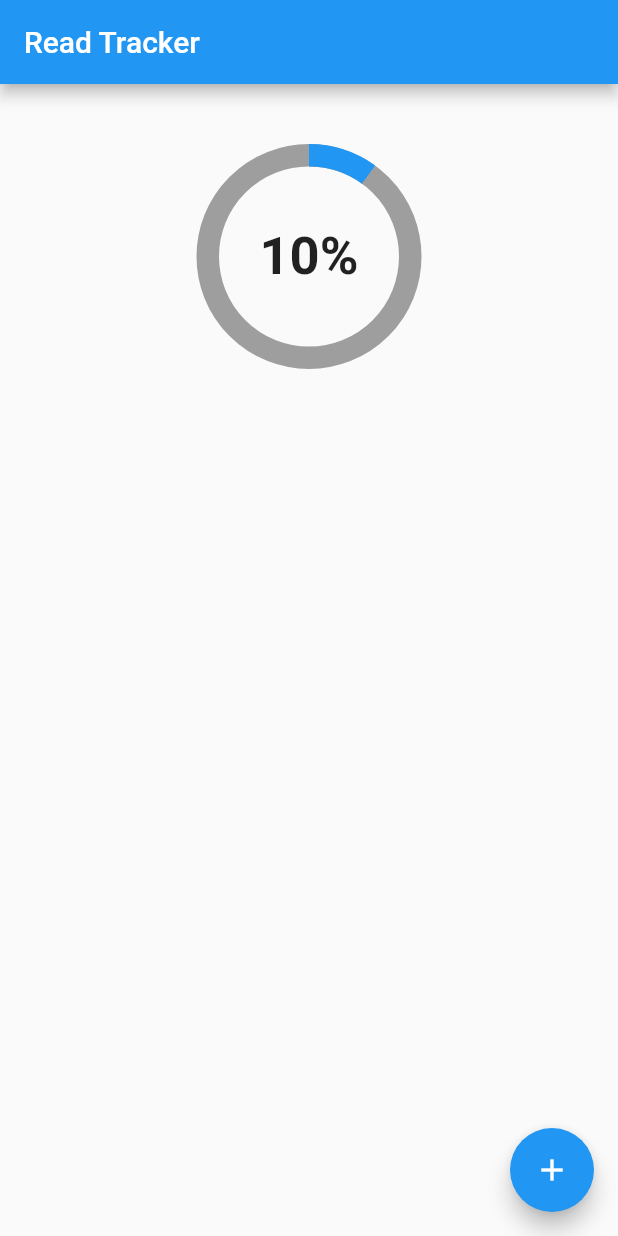
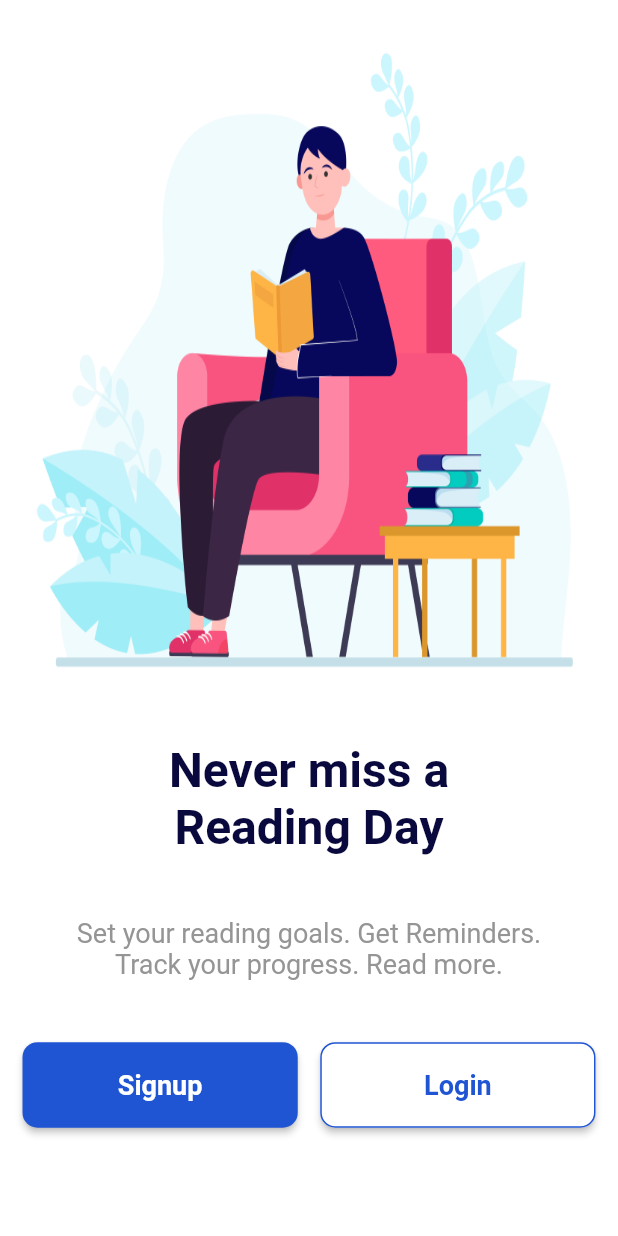
Before and after one commit to iamr-kumar/read-tracker, a Flutter app: the screen it shows after launch, on a phone screen of 412 x 824 dp. Run offline on Flutter 3.47's test engine with Material 2 defaults, Android fonts, the phone set to English and light mode, and no system bars; drawn by our look-alikes of percent_indicator.

Commit message:
Configured project and added welcome screen

```diff
--- /dev/null
+++ b/lib/constants/colors.dart
@@ -0,0 +1,8 @@
+import 'package:flutter/material.dart';
+
+class MyColors {
+  static const Color primaryBlue = Color(0xFF1f54d3);
+  static const Color textBlue = Color(0xFF0A093D);
+  static const Color greyOne = Color(0xFFF1F6F7);
+  static const Color textGrey = Color(0xFF959595);
+}
--- a/lib/main.dart
+++ b/lib/main.dart
@@ -1,5 +1,6 @@
 import 'package:flutter/material.dart';
 import 'package:percent_indicator/circular_percent_indicator.dart';
+import 'package:read_tracker/screens/welcome/welcome.dart';
 
 void main() {
   runApp(const MyApp());
@@ -16,6 +17,7 @@ class MyApp extends StatelessWidget {
       debugShowCheckedModeBanner: false,
       theme: ThemeData(
         primarySwatch: Colors.blue,
+        scaffoldBackgroundColor: Colors.white,
       ),
       home: const HomeScreen(),
     );
@@ -38,37 +40,6 @@ class _HomeScreenState extends State<HomeScreen> {
 
   @override
   Widget build(BuildContext context) {
-    return Scaffold(
-      appBar: AppBar(
-        title: const Text('Read Tracker'),
-      ),
-      body: Column(
-        crossAxisAlignment: CrossAxisAlignment.center,
-        children: [
-          const SizedBox(height: 40),
-          Container(
-            width: double.infinity,
-            alignment: Alignment.center,
-            child: CircularPercentIndicator(
-              radius: 150.0,
-              lineWidth: 15.0,
-              percent: _percent,
-              center: Text(_getPercent() + '%',
-                  style: const TextStyle(
-                      fontSize: 35, fontWeight: FontWeight.bold)),
-              backgroundColor: Colors.grey,
-              progressColor: Colors.blue,
-            ),
-          ),
-        ],
-      ),
-      floatingActionButton: FloatingActionButton(
-        onPressed: () => setState(() {
-          _percent = _percent + 0.1 >= 1.0 ? 0.1 : _percent + 0.1;
-
-        }),
-        child: const Icon(Icons.add),
-      ),
-    );
+    return const WelcomeScreen();
   }
 }
--- /dev/null
+++ b/lib/screens/welcome/welcome.dart
@@ -0,0 +1,81 @@
+import 'package:flutter/material.dart';
+import 'package:read_tracker/constants/colors.dart';
+import 'package:read_tracker/widgets/custom_button.dart';
+
+class WelcomeScreen extends StatelessWidget {
+  const WelcomeScreen({Key? key}) : super(key: key);
+
+  @override
+  Widget build(BuildContext context) {
+    final devHeight = MediaQuery.of(context).size.height;
+
+    return Scaffold(
+      body: SafeArea(
+        child: Column(
+          crossAxisAlignment: CrossAxisAlignment.center,
+          children: [
+            Container(
+              height: devHeight * 0.58,
+              decoration: const BoxDecoration(
+                image: DecorationImage(
+                  image: AssetImage('assets/images/welcome.jpg'),
+                  fit: BoxFit.fill,
+                ),
+              ),
+            ),
+            SizedBox(
+              height: devHeight * 0.02,
+            ),
+            const SizedBox(
+              width: 300,
+              child: Text(
+                'Never miss a Reading Day',
+                textAlign: TextAlign.center,
+                style: TextStyle(
+                    fontWeight: FontWeight.bold,
+                    fontSize: 32,
+                    color: MyColors.textBlue),
+              ),
+            ),
+            SizedBox(
+              height: devHeight * 0.05,
+            ),
+            const SizedBox(
+                width: 350,
+                child: Text(
+                  'Set your reading goals. Get Reminders. Track your progress. Read more.',
+                  textAlign: TextAlign.center,
+                  style: TextStyle(fontSize: 18, color: MyColors.textGrey),
+                )),
+            SizedBox(height: devHeight * 0.05),
+            Padding(
+                padding: const EdgeInsets.symmetric(horizontal: 15),
+                child: Row(
+                  mainAxisAlignment: MainAxisAlignment.spaceBetween,
+                  children: [
+                    Expanded(
+                        child: Padding(
+                            padding: const EdgeInsets.only(right: 7.5),
+                            child: CustomButton(
+                              text: 'Signup',
+                              onPressed: () => {print('Signup Pressed')},
+                            ))),
+                    Expanded(
+                      child: Padding(
+                        padding: const EdgeInsets.only(left: 7.5),
+                        child: Expanded(
+                            child: CustomButton(
+                          text: 'Login',
+                          isOutlined: true,
+                          onPressed: () => {print('Login Pressed')},
+                        )),
+                      ),
+                    )
+                  ],
+                ))
+          ],
+        ),
+      ),
+    );
+  }
+}
--- /dev/null
+++ b/lib/widgets/custom_button.dart
@@ -0,0 +1,52 @@
+import 'package:flutter/material.dart';
+import 'package:read_tracker/constants/colors.dart';
+
+class CustomButton extends StatelessWidget {
+  final String text;
+  final bool isOutlined;
+  final bool isLoading;
+  final bool isDisabled;
+  final VoidCallback onPressed;
+
+  const CustomButton(
+      {Key? key,
+      required this.text,
+      this.isOutlined = false,
+      this.isLoading = false,
+      this.isDisabled = false,
+      required this.onPressed})
+      : super(key: key);
+
+  @override
+  Widget build(BuildContext context) {
+    return ElevatedButton(
+      onPressed: onPressed,
+      style: ElevatedButton.styleFrom(
+          primary: isOutlined ? Colors.white : MyColors.primaryBlue,
+          padding: const EdgeInsets.symmetric(horizontal: 50, vertical: 18),
+          onPrimary: isOutlined ? MyColors.primaryBlue : null,
+          elevation: 2,
+          side: isOutlined
+              ? const BorderSide(color: MyColors.primaryBlue, width: 1.0)
+              : null,
+          shape:
+              RoundedRectangleBorder(borderRadius: BorderRadius.circular(10))),
+      child: Stack(
+        children: [
+          Visibility(
+            visible: isLoading ? false : true,
+            child: Text(text,
+                style: const TextStyle(
+                    fontSize: 18.0, fontWeight: FontWeight.w600)),
+          ),
+          Visibility(
+            visible: isLoading,
+            child: CircularProgressIndicator(
+              color: isOutlined ? Colors.black : Colors.white,
+            ),
+          )
+        ],
+      ),
+    );
+  }
+}
--- a/pubspec.yaml
+++ b/pubspec.yaml
@@ -55,7 +55,9 @@ flutter:
   # included with your application, so that you can use the icons in
   # the material Icons class.
   uses-material-design: true
-
+  assets:
+    - assets/
+    - assets/images/
   # To add assets to your application, add an assets section, like this:
   # assets:
   #   - images/a_dot_burr.jpeg
```
Also changed, not shown: assets/images/welcome.jpg (added).
